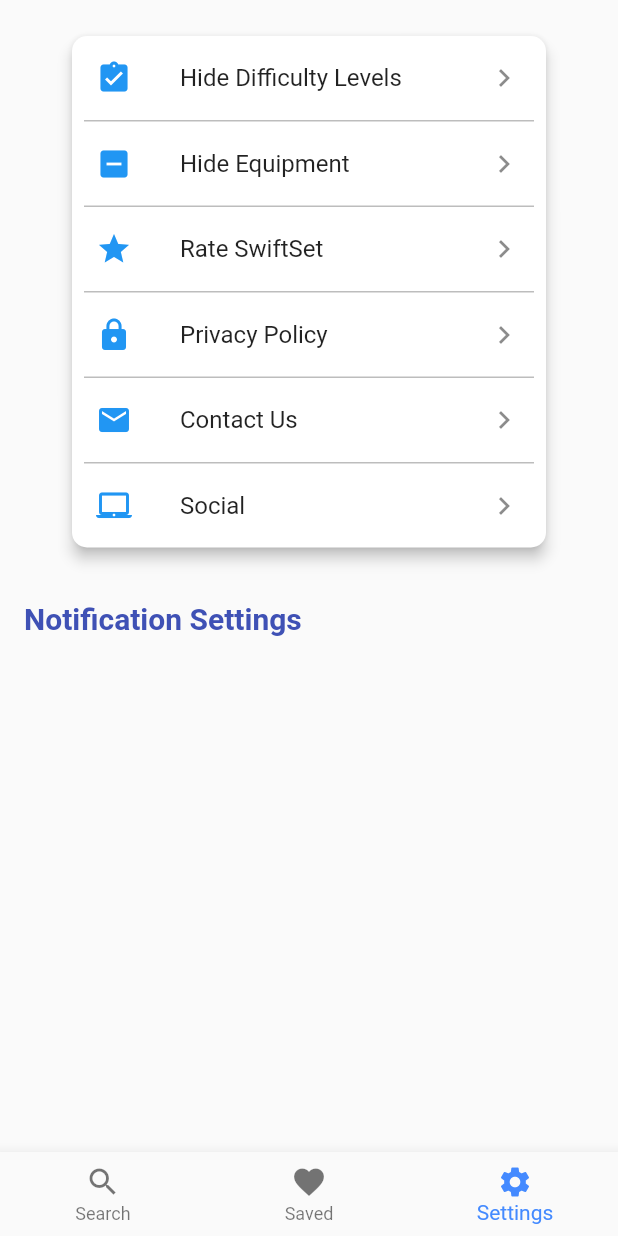
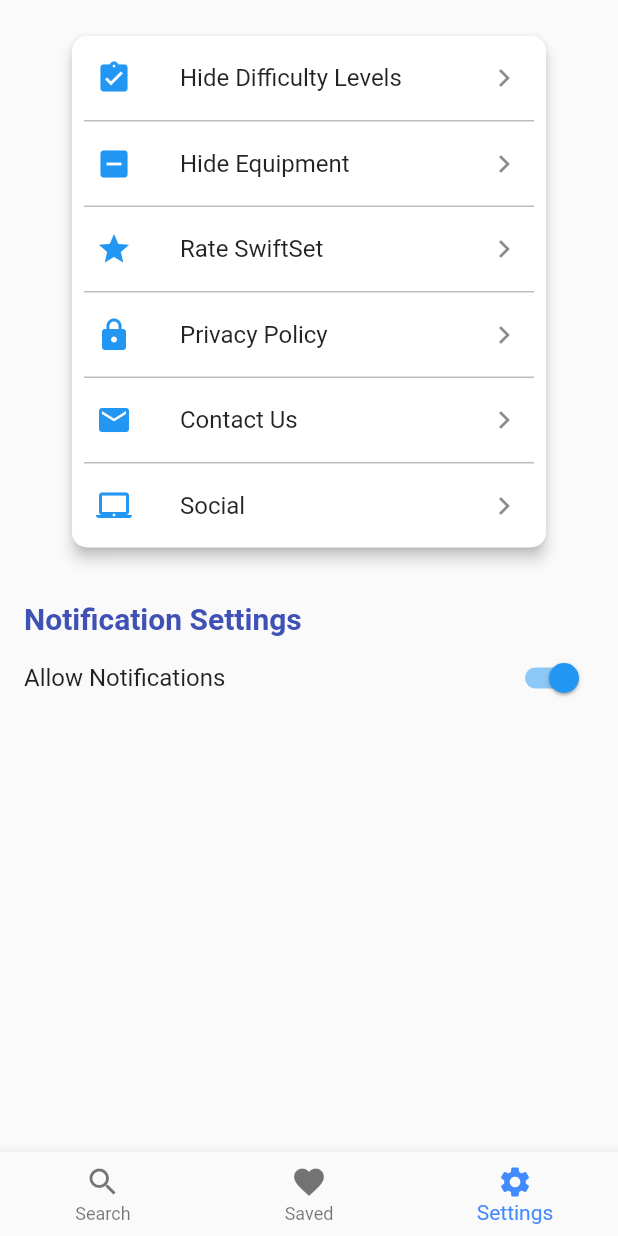
Before and after one commit to mikeoles/SwiftSetFlutter, a Flutter app: the screen it shows after launch, item 3 of the bottom bar chosen, on a phone screen of 412 x 824 dp. Run offline on Flutter 3.47's test engine with Material 2 defaults, Android fonts, the phone set to English and light mode, and no system bars; our stand-ins replace share, shared_preferences, sqflite, youtube_player_flutter; missing offline and left inert: launch_review; accounts and stored records are empty.

Commit message:
view in browser, dark mode, change fab

```diff
--- a/lib/main.dart
+++ b/lib/main.dart
@@ -1,3 +1,5 @@
+import 'dart:async';
+
 import 'package:flutter/material.dart';
 import 'package:swiftset/screens/exercise_search.dart';
 import 'package:swiftset/screens/saved_exercises.dart';
@@ -29,17 +31,12 @@ class _HomeState extends State<Home> {
     currentPage = exerciseFinder;
   }
 
-  void _onItemTapped(int index) {
-    setState(() {
-      _selectedIndex = index;
-      currentPage = pages[index];
-    });
-  }
-
   @override
   Widget build(BuildContext context) {
     return MaterialApp(
       title: 'Swift Set',
+      theme: ThemeData(),
+      darkTheme: ThemeData.dark(),
       home: Scaffold(
         body: currentPage,
         floatingActionButton: _button(),
@@ -51,10 +48,11 @@ class _HomeState extends State<Home> {
   Widget _button() {
     return Visibility(
       visible: _selectedIndex == 0,
-      child: FloatingActionButton(
+      child: FloatingActionButton.extended(
         onPressed: () => exerciseFinder.addFilter(),
         tooltip: 'Increment Counter',
-        child: const Icon(Icons.filter_list),
+        icon: const Icon(Icons.filter_list),
+        label: Text("Filter")
       ),
     );
   }
@@ -80,4 +78,11 @@ class _HomeState extends State<Home> {
       onTap: _onItemTapped,
     );
   }
+
+  void _onItemTapped(int index) {
+    setState(() {
+      _selectedIndex = index;
+      currentPage = pages[index];
+    });
+  }
 }
--- a/lib/screens/exercise_search.dart
+++ b/lib/screens/exercise_search.dart
@@ -315,8 +315,8 @@ class ExerciseFinderState extends State<ExerciseFinder> {
 
   void _filterHidden() {
     String filterString = '';
-    if(prefs.containsKey("4")) { // 4 is id of difficulty group
-      filterString += prefs.getString("4");
+    if(prefs.containsKey("12")) { // 4 is id of difficulty group
+      filterString += prefs.getString("12");
     }
     if(prefs.containsKey("5")) { // 5 is id of exercise group
       if(filterString.isNotEmpty) filterString += ",";
--- a/lib/screens/settings.dart
+++ b/lib/screens/settings.dart
@@ -8,18 +8,10 @@ import 'package:url_launcher/url_launcher.dart';
 
 class Settings extends StatelessWidget {
 
-  Brightness _getBrightness() {
-    return Brightness.light;
-  }
 
   @override
   Widget build(BuildContext context) {
-    return Theme(
-      isMaterialAppTheme: true,
-      data: ThemeData(
-        brightness: _getBrightness(),
-      ),
-      child: Scaffold(
+    return Scaffold(
         body: SafeArea(
           child: Stack(
           fit: StackFit.expand,
@@ -129,19 +121,18 @@ class Settings extends StatelessWidget {
                       color: Colors.indigo,
                     ),
                   ),
-//                  SwitchListTile(
-//                    activeColor: Colors.blue,
-//                    contentPadding: const EdgeInsets.all(0),
-//                    value: true,
-//                    title: Text("Allow Notifications"),
-//                    onChanged: (val) {},
-//                  ),
+                  SwitchListTile(
+                    activeColor: Colors.blue,
+                    contentPadding: const EdgeInsets.all(0),
+                    value: true,
+                    title: Text("Allow Notifications"),
+                    onChanged: (val) {},
+                  ),
                 ],
               ),
             ),
           ],
         ),
-      ),
       ),
     );
   }
--- a/pubspec.yaml
+++ b/pubspec.yaml
@@ -30,6 +30,7 @@ dependencies:
   launch_review: ^1.0.1
   url_launcher: ^5.4.2
   share:
+  showcaseview: 0.1.6
 
   # The following adds the Cupertino Icons font to your application.
   # Use with the CupertinoIcons class for iOS style icons.
```
Also changed, not shown: lib/screens/exercise_video.dart (+33 -2 lines), pubspec.lock, 1 other file.
